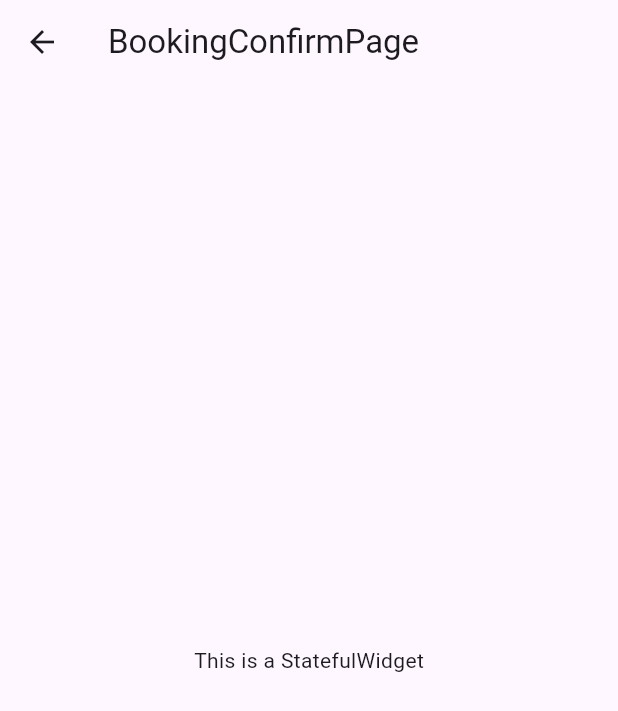
After one commit to naixdevv/flutter-car-booking, a Flutter app: the BookingConfirmPage screen opened by its route, on a phone screen of 412 x 824 dp. The commit adds this screen. Shown: the top 711 px of the screen. Run offline on Flutter 3.47's test engine with Material 3 defaults, Android fonts, the phone set to English and light mode, and no system bars; our stand-ins replace flutter_svg, lucide_icons_flutter.

Commit message:
feat: create page in pages/booking and config router

```diff
--- /dev/null
+++ b/lib/presentation/pages/booking/booking_confirm_page.dart
@@ -0,0 +1,18 @@
+import 'package:flutter/material.dart';
+
+class BookingConfirmPage extends StatefulWidget {
+  const BookingConfirmPage({super.key});
+
+  @override
+  State<BookingConfirmPage> createState() => _BookingConfirmPageState();
+}
+
+class _BookingConfirmPageState extends State<BookingConfirmPage> {
+  @override
+  Widget build(BuildContext context) {
+    return Scaffold(
+      appBar: AppBar(title: const Text('BookingConfirmPage')),
+      body: const Center(child: Text('This is a StatefulWidget')),
+    );
+  }
+}
--- a/lib/routes/app_router.dart
+++ b/lib/routes/app_router.dart
@@ -2,6 +2,9 @@ import 'package:flutter/material.dart';
 import 'app_routes.dart';
 import '../presentation/pages/home/home_page.dart';
 import '../presentation/pages/booking/booking_page.dart';
+import '../presentation/pages/booking/booking_search_result_page.dart';
+import '../presentation/pages/booking/booking_confirm_page.dart';
+import '../presentation/pages/booking/booking_success_page.dart';
 import '../presentation/pages/trips/trip_page.dart';
 import '../presentation/pages/profile/profile_page.dart';
 import '../presentation/pages/auth/login_page.dart';
@@ -19,7 +22,7 @@ class AppRouter {
         return _page(const HomePage());
       case AppRoutes.trips:
         return _page(const TripPage());
-      case AppRoutes.messages:
+      case AppRoutes.booking:
         return _page(const BookingPage());
       case AppRoutes.profile:
         return _page(const ProfilePage());
@@ -36,6 +39,14 @@ class AppRouter {
       case AppRoutes.resetPasswordSuccess:
         return _page(const ResetPasswordSuccessPage());
 
+      // Booking
+      case AppRoutes.bookingSearchResult:
+        return _page(const BookingSearchResultPage());
+      case AppRoutes.bookingConfirm:
+        return _page(const BookingConfirmPage());
+      case AppRoutes.bookingSuccess:
+        return _page(const BookingSuccessPage());
+
       default:
         return _page(NotFoundPage());
     }
--- a/lib/routes/app_routes.dart
+++ b/lib/routes/app_routes.dart
@@ -2,7 +2,7 @@ class AppRoutes {
   // Bottom Bar
   static const home = '/';
   static const trips = '/trips';
-  static const messages = '/messages';
+  static const booking = '/booking';
   static const profile = '/profile';
 
   // Auth
@@ -14,4 +14,9 @@ class AppRoutes {
 
   // Not Found
   static const notFound = '/not-found';
+
+  // Booking
+  static const bookingSearchResult = '/booking-search-result';
+  static const bookingConfirm = '/booking-confirm';
+  static const bookingSuccess = '/booking-success';
 }
```
Also changed, not shown: lib/presentation/pages/booking/booking_search_result_page.dart (added, +18 -0 lines), lib/presentation/pages/booking/booking_success_page.dart (added, +18 -0 lines).
